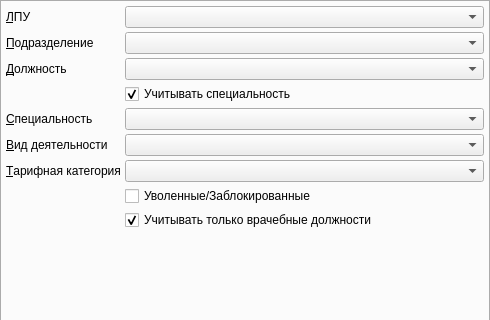
The window that Orgs/PersonComboBoxExPopup.ui (rusingineer/KPS-Samson) describes before a commit, drawn with Qt 5; both pictures show x 0 to 490 and y 0 to 320 of the 490 by 560 pixel window.
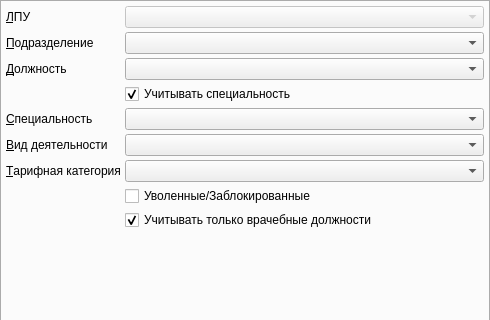
The same window after the commit. The open tabs and pages were chosen to show the change. Custom widgets are drawn as their Qt base class.

The edit to the form file:
```diff
--- a/Orgs/PersonComboBoxExPopup.ui
+++ b/Orgs/PersonComboBoxExPopup.ui
@@ -211,7 +211,11 @@
         <widget class="CRBComboBox" name="cmbActivity"/>
        </item>
        <item row="0" column="1" colspan="2">
-        <widget class="COrgComboBox" name="cmbOrganisation"/>
+        <widget class="COrgComboBox" name="cmbOrganisation">
+         <property name="enabled">
+          <bool>false</bool>
+         </property>
+        </widget>
        </item>
        <item row="0" column="0">
         <widget class="QLabel" name="lblOrganisation">
```
